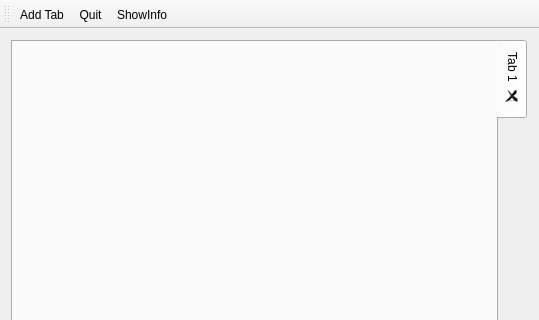
Qt form mainwindow.ui (chrisdevchroma/fourchan-dl) before a commit; both pictures show x 0 to 539 and y 0 to 320 of the 539 by 609 pixel window.
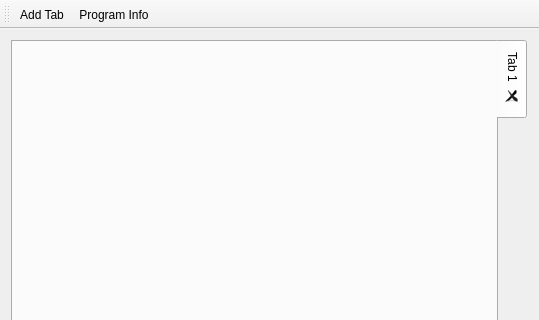
The same form after that commit. Icons and pictures are not drawn.

Diff of the .ui file:
```diff
--- a/mainwindow.ui
+++ b/mainwindow.ui
@@ -50,19 +50,9 @@
     <bool>false</bool>
    </attribute>
    <addaction name="actionAdd_Tab"/>
-   <addaction name="actionQuit"/>
    <addaction name="actionShowInfo"/>
   </widget>
   <widget class="QStatusBar" name="statusBar"/>
-  <action name="actionQuit">
-   <property name="icon">
-    <iconset resource="resources.qrc">
-     <normaloff>:/icons/resources/close.png</normaloff>:/icons/resources/close.png</iconset>
-   </property>
-   <property name="text">
-    <string>Quit</string>
-   </property>
-  </action>
   <action name="actionAdd_Tab">
    <property name="icon">
     <iconset resource="resources.qrc">
@@ -78,7 +68,7 @@
      <normaloff>:/icons/resources/about.png</normaloff>:/icons/resources/about.png</iconset>
    </property>
    <property name="text">
-    <string>ShowInfo</string>
+    <string>Program Info</string>
    </property>
   </action>
  </widget>
```
Left out of the diff: 16 changed lines with no effect on the pictures.
